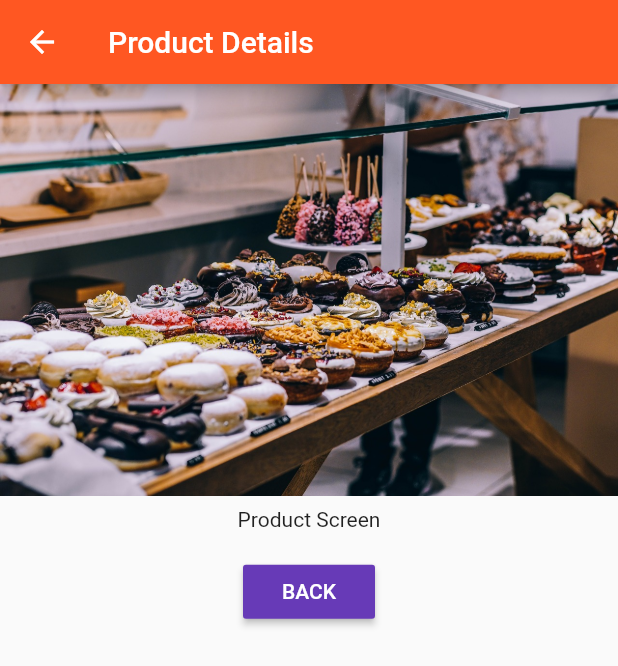
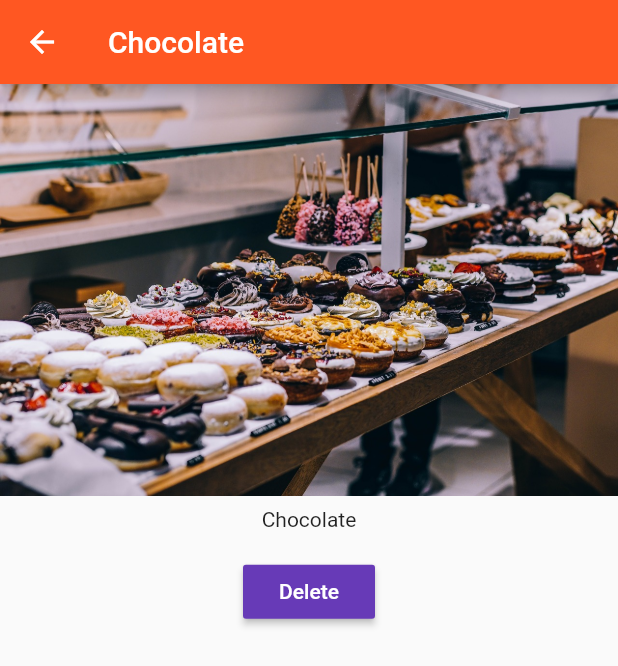
Before and after one commit to andres-gr/udemy-flutter-course-2019, a Flutter app: the screen it shows after launch, after a tap on "Add Product", after a tap on "Details", on a phone screen of 412 x 824 dp. Shown: the top 666 px of the screen. Run offline on Flutter 3.47's test engine with Material 2 defaults, Android fonts, the phone set to English and light mode, and no system bars.

Commit message:
video 72 done

```diff
--- a/lib/product_control.dart
+++ b/lib/product_control.dart
@@ -3,10 +3,10 @@ import 'package:flutter/material.dart';
 class ProductControl extends StatelessWidget {
   const ProductControl({
     Key key,
-    @required this.handlePress,
+    @required this.handleAddProduct,
   }) : super(key: key);
 
-  final Function handlePress;
+  final Function handleAddProduct;
 
   @override
   Widget build(BuildContext context) {
@@ -15,7 +15,10 @@ class ProductControl extends StatelessWidget {
       color: Theme.of(context).primaryColor,
       textColor: Colors.white,
       child: const Text('Add Product'),
-      onPressed: () => handlePress('Sweets'),
+      onPressed: () => handleAddProduct({
+            'title': 'Chocolate',
+            'uri': 'assets/food.jpg',
+          }),
     );
   }
 }
--- a/lib/product_manager.dart
+++ b/lib/product_manager.dart
@@ -11,13 +11,13 @@ class ProductManager extends StatefulWidget {
     print('ProductManager construct');
   }
 
-  final String initialProduct;
+  final Map<String, String> initialProduct;
 
   _ProductManagerState createState() => _ProductManagerState();
 }
 
 class _ProductManagerState extends State<ProductManager> {
-  final List<String> _products = [];
+  final List<Map<String, String>> _products = [];
 
   @override
   void initState() {
@@ -34,9 +34,15 @@ class _ProductManagerState extends State<ProductManager> {
     print('ProductManager updated');
   }
 
-  void _handlePress(String product) {
+  void _handleAddProduct(Map<String, String> product) {
     setState(() {
       _products.add(product);
+    });
+  }
+
+  void _handleDeleteProduct(int index) {
+    setState(() {
+      _products.removeAt(index);
     });
   }
 
@@ -51,12 +57,13 @@ class _ProductManagerState extends State<ProductManager> {
           margin: EdgeInsets.all(8.0),
           child: ProductControl(
             key: const Key('ProductControl'),
-            handlePress: _handlePress,
+            handleAddProduct: _handleAddProduct,
           ),
         ),
         Products(
           key: const Key('Products'),
           products: _products,
+          handleDeleteProduct: _handleDeleteProduct,
         ),
       ],
     );
--- a/lib/products.dart
+++ b/lib/products.dart
@@ -7,22 +7,26 @@ class Products extends StatelessWidget {
   Products({
     Key key,
     @required this.products,
+    @required this.handleDeleteProduct,
   }) : super(key: key) {
     print('Products construct');
   }
 
-  final List<String> products;
+  final List<Map<String, String>> products;
+
+  final Function handleDeleteProduct;
 
   Card _buildCard({
     BuildContext context,
-    String product,
+    Map<String, String> product,
+    int index,
   }) =>
       Card(
         child: Column(
           key: generateKey(),
           children: <Widget>[
-            Image.asset('assets/food.jpg'),
-            Text(product),
+            Image.asset(product['uri']),
+            Text(product['title']),
             ButtonBar(
               key: generateKey(),
               alignment: MainAxisAlignment.center,
@@ -31,12 +35,19 @@ class Products extends StatelessWidget {
                   key: generateKey(),
                   child: const Text('Details'),
                   onPressed: () {
-                    Navigator.push(
+                    Navigator.push<bool>(
                       context,
                       MaterialPageRoute(
-                        builder: (BuildContext context) => ProductScreen(),
+                        builder: (BuildContext context) => ProductScreen(
+                              imageUri: product['uri'],
+                              title: product['title'],
+                            ),
                       ),
-                    );
+                    ).then((bool value) {
+                      if (value) {
+                        handleDeleteProduct(index);
+                      }
+                    });
                   },
                 ),
               ],
@@ -52,6 +63,7 @@ class Products extends StatelessWidget {
       _buildCard(
         context: context,
         product: products[index],
+        index: index,
       );
 
   Widget _buildList() {
--- a/lib/screens/product.dart
+++ b/lib/screens/product.dart
@@ -1,27 +1,40 @@
 import 'package:flutter/material.dart';
+
 import 'package:udemy_tutorial/utils/key_generator.dart';
 
 class ProductScreen extends StatelessWidget {
-  const ProductScreen({
+  ProductScreen({
     Key key,
+    @required this.imageUri,
+    @required this.title,
   }) : super(key: key);
+
+  final String title;
+
+  final String imageUri;
 
   @override
   Widget build(BuildContext context) {
-    return Scaffold(
+    return WillPopScope(
+      key: generateKey(),
+      onWillPop: () async {
+        Navigator.pop<bool>(context, false);
+        return false;
+      },
+      child: Scaffold(
         key: generateKey(),
         appBar: AppBar(
           key: generateKey(),
-        title: const Text('Product Details'),
+          title: Text(title),
         ),
         body: Column(
           key: generateKey(),
           children: <Widget>[
-          Image.asset('assets/food.jpg'),
+            Image.asset(imageUri),
             Container(
               key: generateKey(),
               margin: EdgeInsets.all(8.0),
-            child: const Text('Product Screen'),
+              child: Text(title),
             ),
             Container(
               key: generateKey(),
@@ -30,14 +43,18 @@ class ProductScreen extends StatelessWidget {
                 key: generateKey(),
                 color: Theme.of(context).accentColor,
                 textColor: Colors.white,
-              child: const Text('BACK'),
+                child: const Text('Delete'),
                 onPressed: () {
-                Navigator.pop(context);
+                  Navigator.pop<bool>(
+                    context,
+                    true,
+                  );
                 },
               ),
             ),
           ],
         ),
+      ),
     );
   }
 }
```
Also changed, not shown: pubspec.lock, 1 other file. Lines whose indentation alone changed are shown as unchanged.
